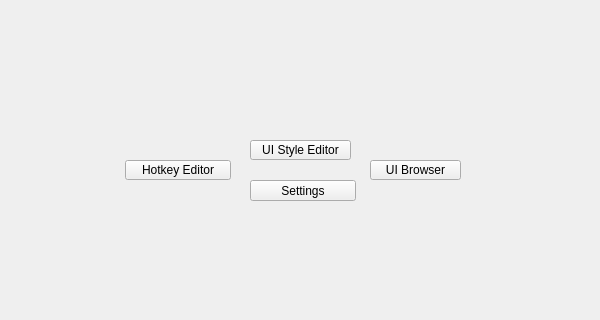
Old version of the form tentacle/ui/settings#submenu.ui in the repository m3trik/tentacle; both pictures show x 0 to 600 and y 110 to 430 of the 600 by 600 pixel window.
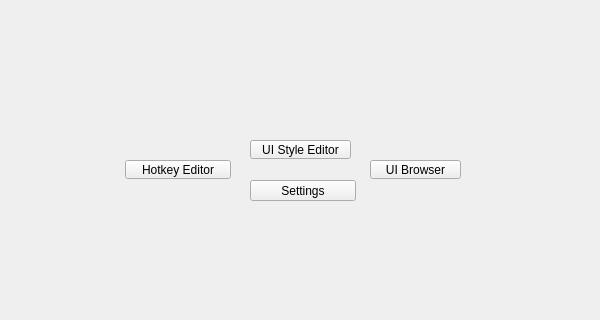
New version of the form.

```diff
--- a/tentacle/ui/settings#submenu.ui
+++ b/tentacle/ui/settings#submenu.ui
@@ -99,13 +99,13 @@
     <property name="minimumSize">
      <size>
       <width>0</width>
-      <height>20</height>
+      <height>19</height>
      </size>
     </property>
     <property name="maximumSize">
      <size>
       <width>16777215</width>
-      <height>20</height>
+      <height>19</height>
      </size>
     </property>
     <property name="toolTip">
@@ -127,13 +127,13 @@
     <property name="minimumSize">
      <size>
       <width>0</width>
-      <height>20</height>
+      <height>19</height>
      </size>
     </property>
     <property name="maximumSize">
      <size>
       <width>16777215</width>
-      <height>20</height>
+      <height>19</height>
      </size>
     </property>
     <property name="toolTip">
@@ -155,13 +155,13 @@
     <property name="minimumSize">
      <size>
       <width>0</width>
-      <height>20</height>
+      <height>19</height>
      </size>
     </property>
     <property name="maximumSize">
      <size>
       <width>16777215</width>
-      <height>20</height>
+      <height>19</height>
      </size>
     </property>
     <property name="toolTip">
```
